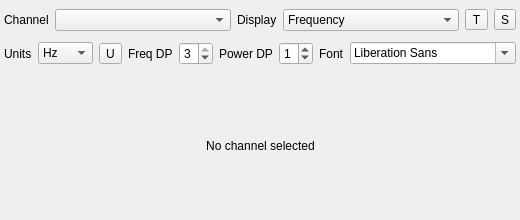
Qt form plugins/feature/freqdisplay/freqdisplaygui.ui (thomasgi1/sdrangel) before a commit.
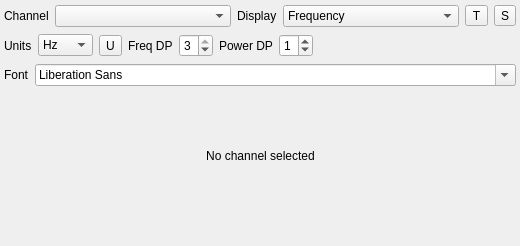
The same form after that commit. Icons and pictures are not drawn. Custom widgets are drawn as their Qt base class.

```diff
--- a/plugins/feature/freqdisplay/freqdisplaygui.ui
+++ b/plugins/feature/freqdisplay/freqdisplaygui.ui
@@ -7,7 +7,7 @@
     <x>0</x>
     <y>0</y>
     <width>520</width>
-    <height>220</height>
+    <height>246</height>
    </rect>
   </property>
   <property name="minimumSize">
@@ -25,7 +25,7 @@
      <x>0</x>
      <y>0</y>
      <width>520</width>
-     <height>75</height>
+     <height>91</height>
     </rect>
    </property>
    <property name="sizePolicy">
@@ -229,26 +229,6 @@
         </property>
        </widget>
       </item>
-      <item>
-       <widget class="QLabel" name="fontLabel">
-        <property name="text">
-         <string>Font</string>
-        </property>
-       </widget>
-      </item>
-      <item>
-       <widget class="QFontComboBox" name="fontFamily">
-        <property name="sizePolicy">
-         <sizepolicy hsizetype="Expanding" vsizetype="Fixed">
-          <horstretch>0</horstretch>
-          <verstretch>0</verstretch>
-         </sizepolicy>
-        </property>
-        <property name="toolTip">
-         <string>Select font family for the frequency display</string>
-        </property>
-       </widget>
-      </item>
       <item>
        <spacer name="unitsSpacer">
         <property name="orientation">
@@ -264,15 +244,39 @@
       </item>
      </layout>
     </item>
+    <item>
+     <layout class="QHBoxLayout" name="fontLayout">
+      <item>
+       <widget class="QLabel" name="fontLabel">
+        <property name="text">
+         <string>Font</string>
+        </property>
+       </widget>
+      </item>
+      <item>
+       <widget class="QFontComboBox" name="fontFamily">
+        <property name="sizePolicy">
+         <sizepolicy hsizetype="Expanding" vsizetype="Fixed">
+          <horstretch>0</horstretch>
+          <verstretch>0</verstretch>
+         </sizepolicy>
+        </property>
+        <property name="toolTip">
+         <string>Select font family for the frequency display</string>
+        </property>
+       </widget>
+      </item>
+     </layout>
+    </item>
    </layout>
   </widget>
   <widget class="QWidget" name="horizontalWidget" native="true">
    <property name="geometry">
     <rect>
      <x>10</x>
-     <y>90</y>
+     <y>110</y>
      <width>501</width>
-     <height>111</height>
+     <height>91</height>
     </rect>
    </property>
    <property name="sizePolicy">
@@ -282,6 +286,18 @@
     </sizepolicy>
    </property>
    <layout class="QHBoxLayout" name="display">
+    <property name="leftMargin">
+     <number>0</number>
+    </property>
+    <property name="topMargin">
+     <number>0</number>
+    </property>
+    <property name="rightMargin">
+     <number>0</number>
+    </property>
+    <property name="bottomMargin">
+     <number>0</number>
+    </property>
     <item>
      <widget class="QLabel" name="frequencyValue">
       <property name="sizePolicy">
```
Left out of the diff: 10 changed lines with no effect on the pictures.
